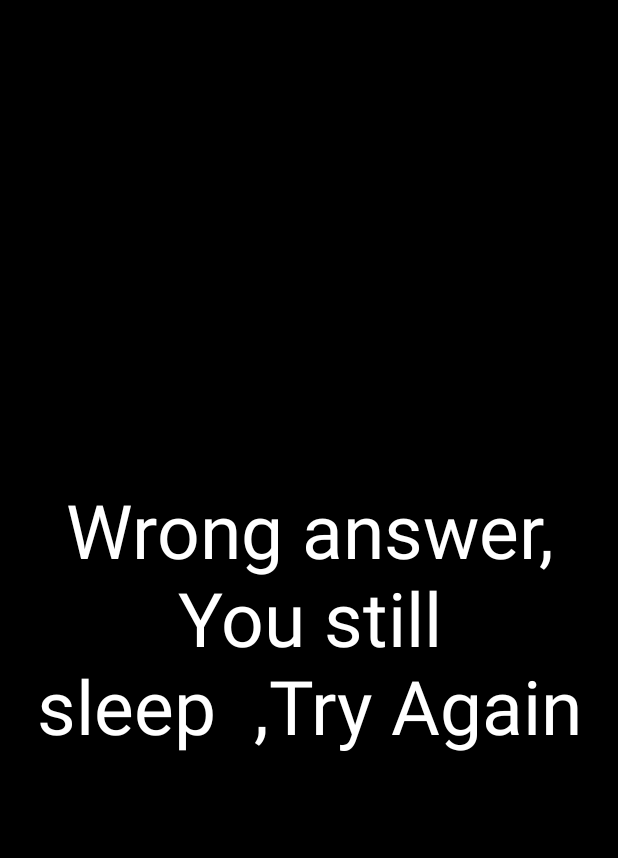
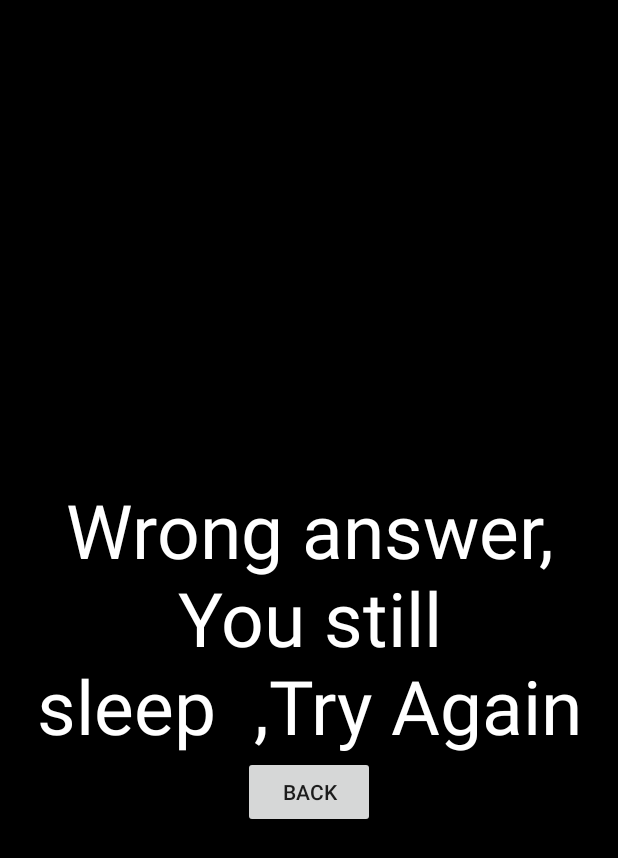
Before and after one commit to Ahmedmedhat187/AlarmTask, an Android app: the layout activity_wrong.xml on its own in the app's theme, with its tools: preview values and no code run, on a phone screen of 412 x 824 dp. Shown: the top 858 px of the screen. Run offline under Robolectric (Android 15) with nearby library versions, the phone set to English and light mode, and no system bars.

Commit message:
Add wrong activity

```diff
--- a/app/src/main/res/layout/activity_wrong.xml
+++ b/app/src/main/res/layout/activity_wrong.xml
@@ -12,6 +12,7 @@
     tools:context="com.example.ahmed.alarmapptask.Wrong">
 
     <TextView
+        android:id="@+id/tv"
         android:textSize="50dp"
         android:gravity="center"
         android:layout_centerInParent="true"
@@ -20,4 +21,11 @@
         android:textAppearance="?android:textAppearanceLarge"
         android:layout_width="match_parent"
         android:layout_height="wrap_content" />
+    <Button
+        android:text="back"
+        android:layout_centerInParent="true"
+        android:id="@+id/btn_back"
+        android:layout_below="@+id/tv"
+        android:layout_width="wrap_content"
+        android:layout_height="wrap_content" />
 </RelativeLayout>
```
Also changed, not shown: app/src/main/java/com/example/ahmed/alarmapptask/Wrong.java (+12 -1 lines).
